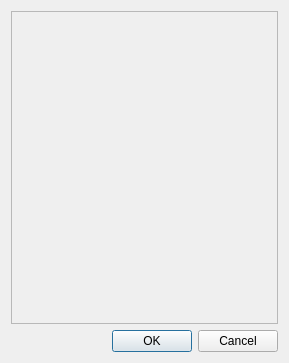
The window that DlgSelSkills.ui (mr-Din/ItConnect) describes before a commit, drawn with Qt 5.
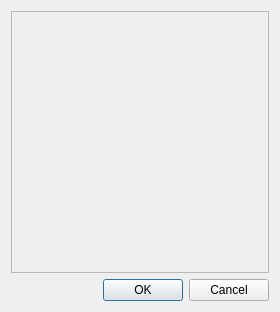
The same window after the commit.

Patch:
```diff
--- a/DlgSelSkills.ui
+++ b/DlgSelSkills.ui
@@ -6,8 +6,8 @@
    <rect>
     <x>0</x>
     <y>0</y>
-    <width>289</width>
-    <height>363</height>
+    <width>280</width>
+    <height>312</height>
    </rect>
   </property>
   <property name="windowTitle">
@@ -24,8 +24,8 @@
        <rect>
         <x>0</x>
         <y>0</y>
-        <width>269</width>
-        <height>313</height>
+        <width>260</width>
+        <height>262</height>
        </rect>
       </property>
      </widget>
```
